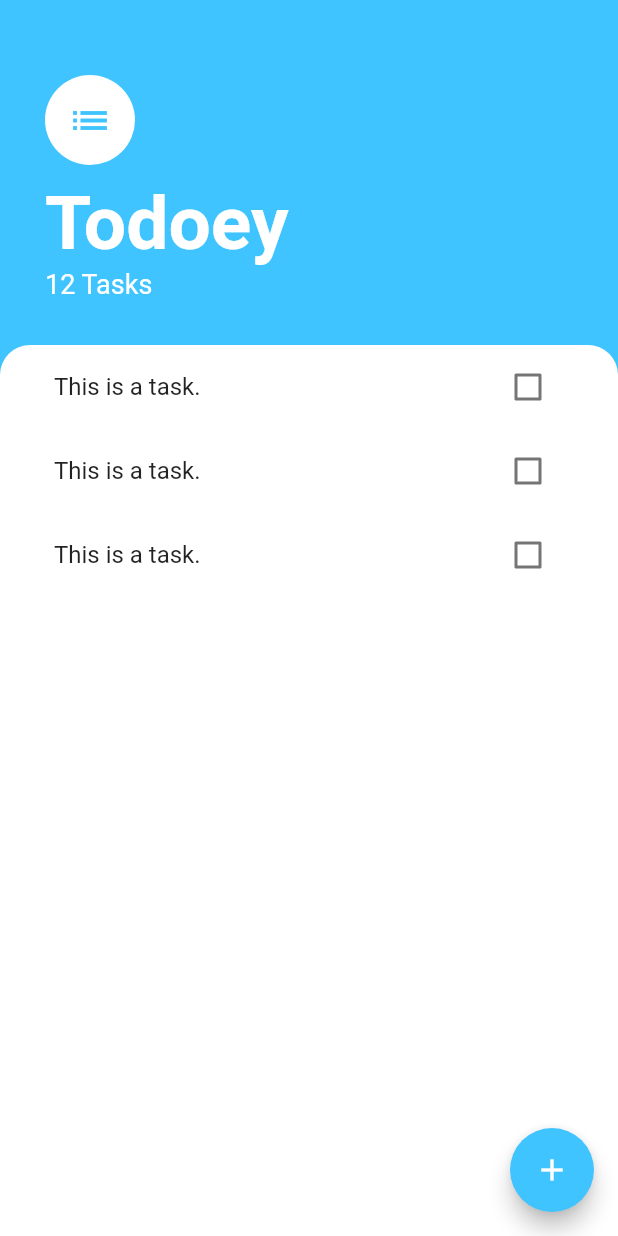
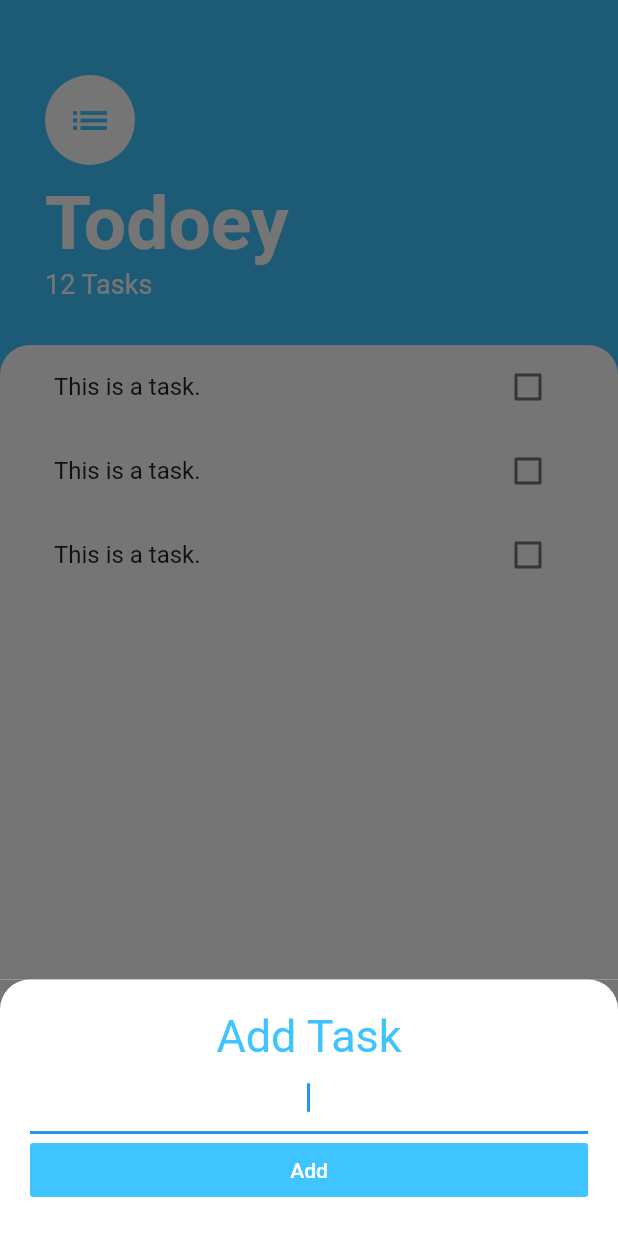
Before and after one commit to DalatCoder/learn-flutter-angela, a Flutter app: the screen it shows after launch, after a tap on the "add" icon, on a phone screen of 412 x 824 dp. Run offline on Flutter 3.47's test engine with Material 2 defaults, Android fonts, the phone set to English and light mode, and no system bars; our stand-ins replace audioplayers, cloud_firestore, firebase_auth, firebase_core, flutter_spinkit, font_awesome_flutter and 3 more; accounts and stored records are empty.

Commit message:
Complete overall layout

```diff
--- /dev/null
+++ b/todoey/lib/screens/add_task_screen.dart
@@ -0,0 +1,47 @@
+import 'package:flutter/material.dart';
+
+class AddTaskScreen extends StatelessWidget {
+  @override
+  Widget build(BuildContext context) {
+    return Container(
+      color: Color(0xFF757575),
+      child: Container(
+        padding: EdgeInsets.all(20.0),
+        decoration: BoxDecoration(
+          color: Colors.white,
+          borderRadius: BorderRadius.only(
+            topLeft: Radius.circular(20.0),
+            topRight: Radius.circular(20.0),
+          ),
+        ),
+        child: Column(
+          crossAxisAlignment: CrossAxisAlignment.stretch,
+          children: [
+            Text(
+              'Add Task',
+              textAlign: TextAlign.center,
+              style: TextStyle(
+                fontSize: 30.0,
+                color: Colors.lightBlueAccent,
+              ),
+            ),
+            TextField(
+              autofocus: true,
+              textAlign: TextAlign.center,
+            ),
+            FlatButton(
+              onPressed: () {},
+              child: Text(
+                'Add',
+                style: TextStyle(
+                  color: Colors.white,
+                ),
+              ),
+              color: Colors.lightBlueAccent,
+            )
+          ],
+        ),
+      ),
+    );
+  }
+}
--- a/todoey/lib/screens/tasks_screen.dart
+++ b/todoey/lib/screens/tasks_screen.dart
@@ -1,4 +1,5 @@
 import 'package:flutter/material.dart';
+import 'package:todoey/screens/add_task_screen.dart';
 import 'package:todoey/widgets/tasks_list.dart';
 
 class TasksScreen extends StatelessWidget {
@@ -58,7 +59,17 @@ class TasksScreen extends StatelessWidget {
       floatingActionButton: FloatingActionButton(
         backgroundColor: Colors.lightBlueAccent,
         child: Icon(Icons.add),
-        onPressed: () {},
+        onPressed: () {
+          showModalBottomSheet(
+            context: context,
+            isScrollControlled: true,
+            builder: (context) => SingleChildScrollView(
+              child: AddTaskScreen(),
+              padding: EdgeInsets.only(
+                  bottom: MediaQuery.of(context).viewInsets.bottom),
+            ),
+          );
+        },
       ),
     );
   }
```
